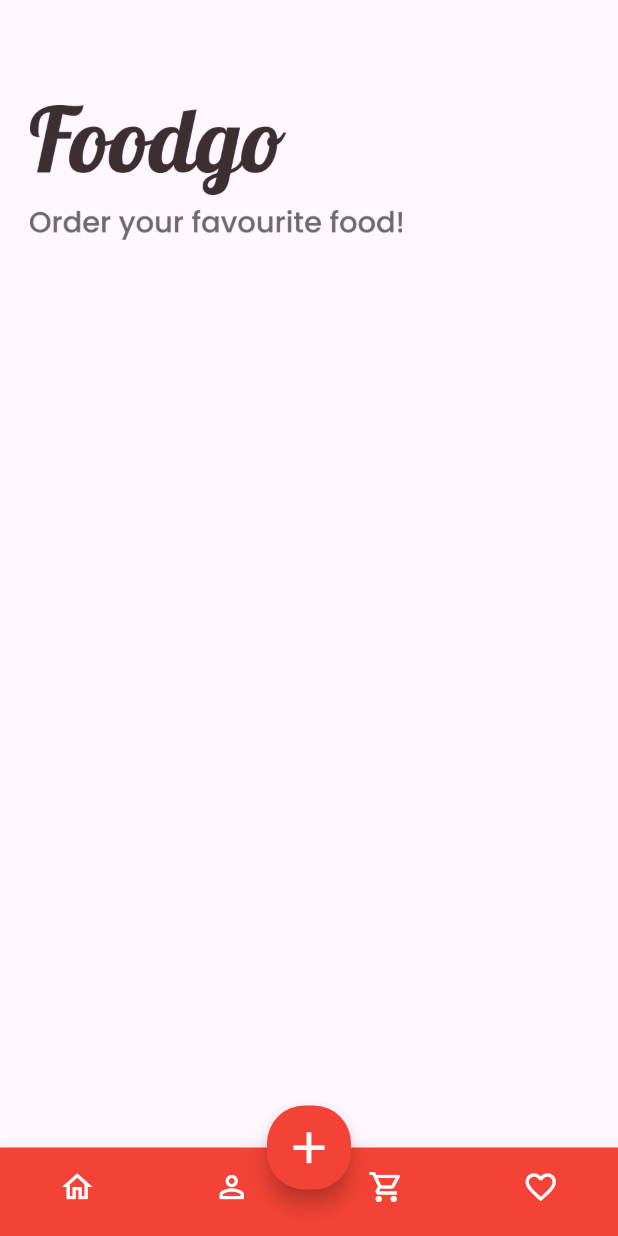
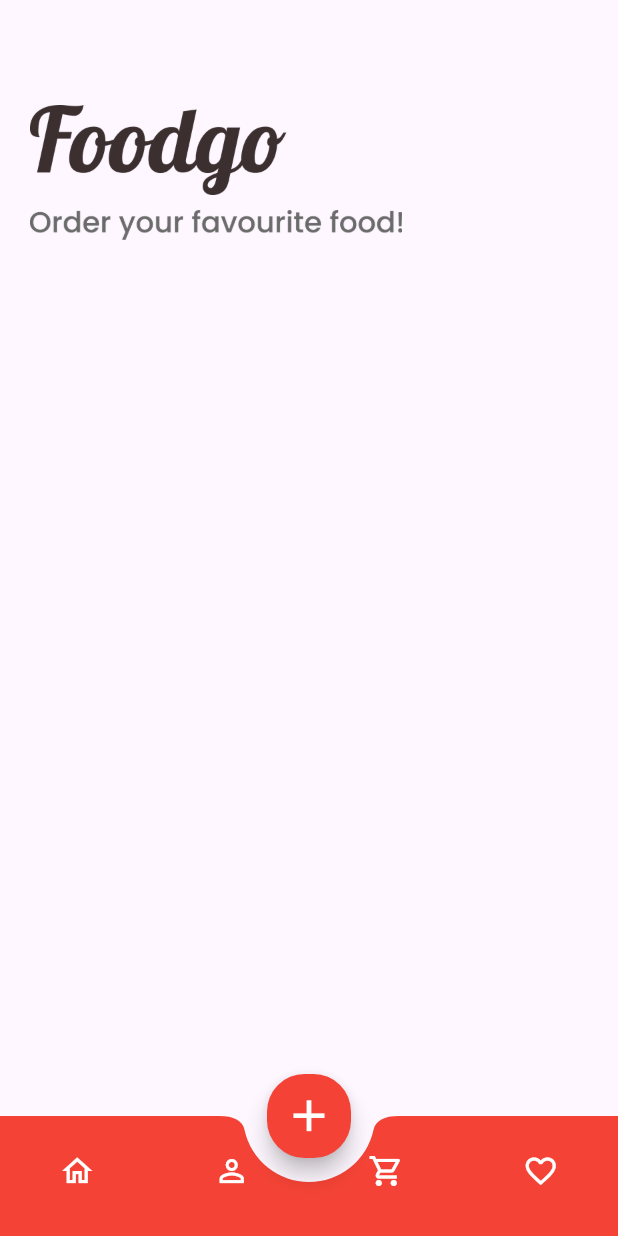
Before and after one commit to ManarRabi3/FoodGo, a Flutter app: the screen it shows after launch, on a phone screen of 412 x 824 dp. Run offline on Flutter 3.47's test engine with Material 3 defaults, Android fonts, the phone set to English and light mode, and no system bars.

Commit message:
home_screen

```diff
--- a/lib/screens/home_screen.dart
+++ b/lib/screens/home_screen.dart
@@ -20,8 +20,14 @@ class HomeScreen extends StatelessWidget {
 
         child: Icon(Icons.add, color: Colors.white, size: 35),
       ),
-      bottomNavigationBar: BottomNavigationBar(
-        backgroundColor: Colors.red,
+      bottomNavigationBar: BottomAppBar(
+        color: Colors.red,
+        notchMargin: 16,
+        padding: EdgeInsets.zero,
+        shape: CircularNotchedRectangle(),
+        child: BottomNavigationBar(
+          elevation: 0,
+          backgroundColor: Colors.transparent,
           type: BottomNavigationBarType.fixed,
           selectedItemColor: Colors.white,
           unselectedItemColor: Colors.white,
@@ -36,6 +42,7 @@ class HomeScreen extends StatelessWidget {
             ),
             BottomNavigationBarItem(icon: Icon(Icons.favorite_border), label: ""),
           ],
+        ),
       ),
       body: Column(
         crossAxisAlignment: CrossAxisAlignment.start,
```
Lines whose indentation alone changed are shown as unchanged.
